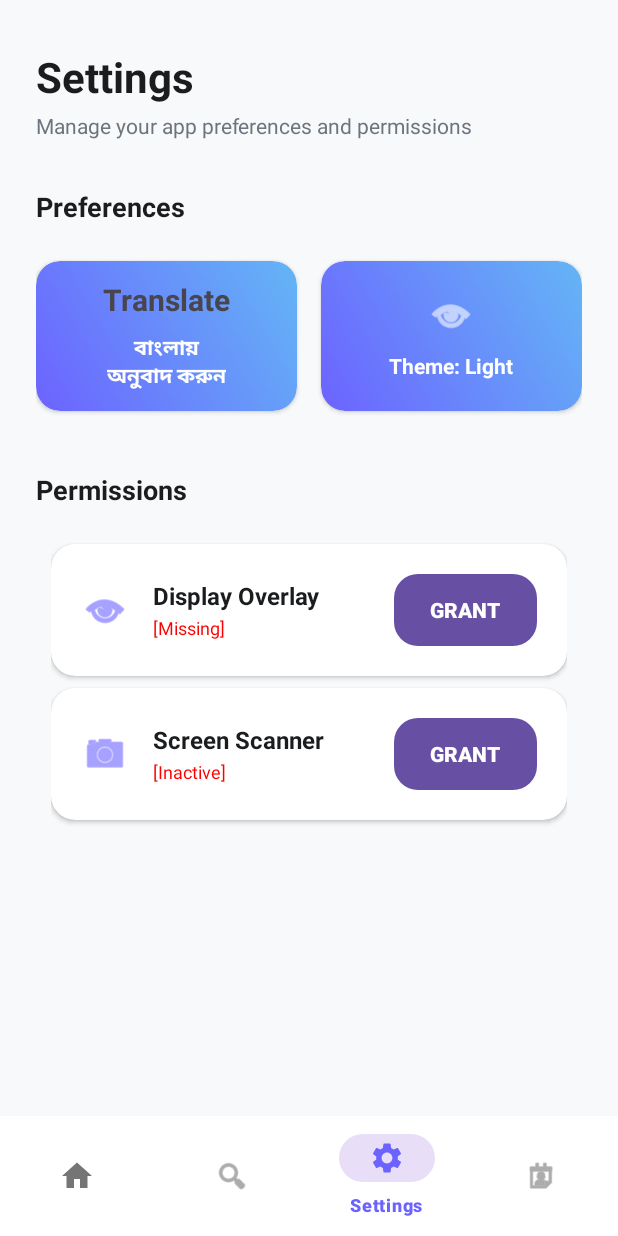
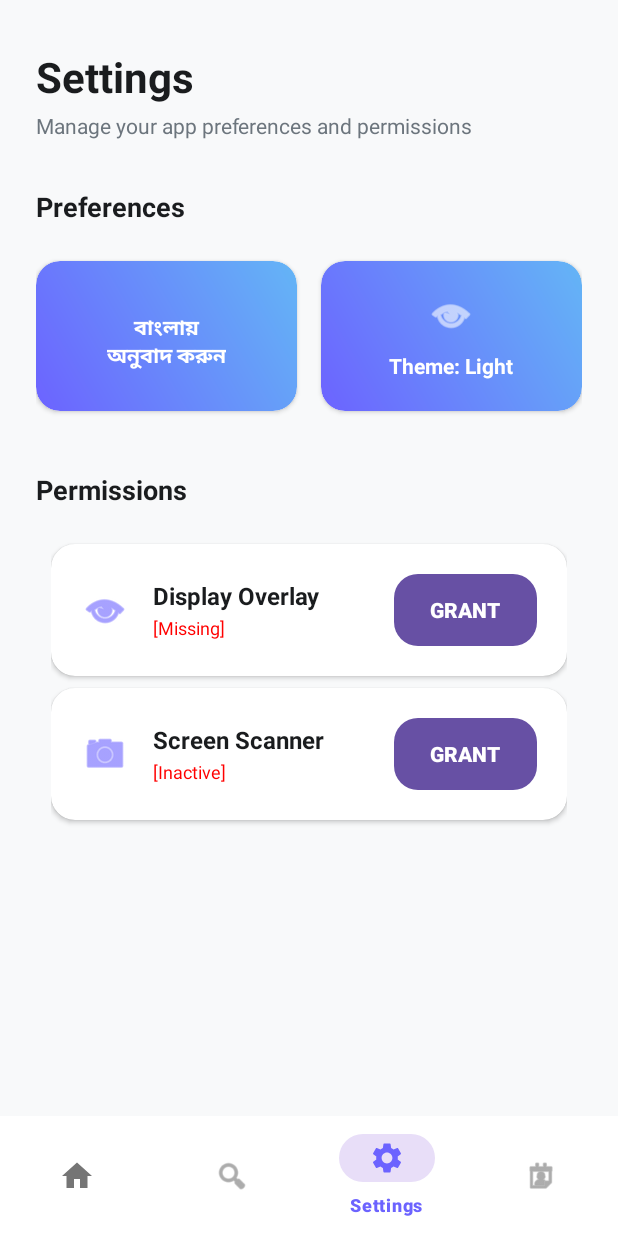
Before and after one commit to sheikhsarafathossain/ShottyoBondhu, an Android app: the screen it shows after launch (MainActivity), item 3 of the bottom bar chosen, on a phone screen of 412 x 824 dp. Run offline under Robolectric (Android 15) with nearby library versions, the phone set to English and light mode, and no system bars.

Commit message:
fixed some issues

```diff
--- a/app/src/main/res/layout/fragment_settings.xml
+++ b/app/src/main/res/layout/fragment_settings.xml
@@ -67,21 +67,14 @@
                     android:gravity="center"
                     android:background="@drawable/bg_gradient_blue"
                     android:orientation="vertical">
-                    <TextView
-                        android:layout_width="wrap_content"
-                        android:layout_height="wrap_content"
-                        android:text="Translate"
-                        android:textStyle="bold"
-                        android:gravity="center"
-                        android:textSize="20dp"
-                        app:tint="@color/colorBackground"/>
+
                     <TextView
                         android:layout_width="wrap_content"
                         android:layout_height="wrap_content"
                         android:layout_marginTop="8dp"
                         android:gravity="center"
                         android:text="@string/language_bengali"
-                        android:textColor="@color/colorBackground"
+                        android:textColor="@color/white"
                         android:textStyle="bold"
                         android:textSize="14sp"/>
                 </LinearLayout>
@@ -108,14 +101,14 @@
                         android:layout_width="32dp"
                         android:layout_height="32dp"
                         android:src="@android:drawable/ic_menu_view"
-                        app:tint="@color/colorBackground"/>
+                        app:tint="@color/white"/>
                     <TextView
                         android:id="@+id/tv_theme_status"
                         android:layout_width="wrap_content"
                         android:layout_height="wrap_content"
                         android:layout_marginTop="8dp"
                         android:text="Theme: Light"
-                        android:textColor="@color/colorBackground"
+                        android:textColor="@color/white"
                         android:textStyle="bold"
                         android:textSize="14sp"/>
                 </LinearLayout>
--- a/app/src/main/res/values/strings.xml
+++ b/app/src/main/res/values/strings.xml
@@ -54,6 +54,7 @@
     <string name="stat_verified_count">12</string>
     <string name="stat_trust">Trust Score</string>
     <string name="stat_trust_score_value">95%</string>
+    <string name="translate_label">Translate</string>
     <string name="quick_actions">Quick Actions</string>
     <string name="scan_news_action">Scan News Image</string>
     <string name="scan_camera_desc">Use camera to verify print news</string>
```
Also changed, not shown: 1 other file.
